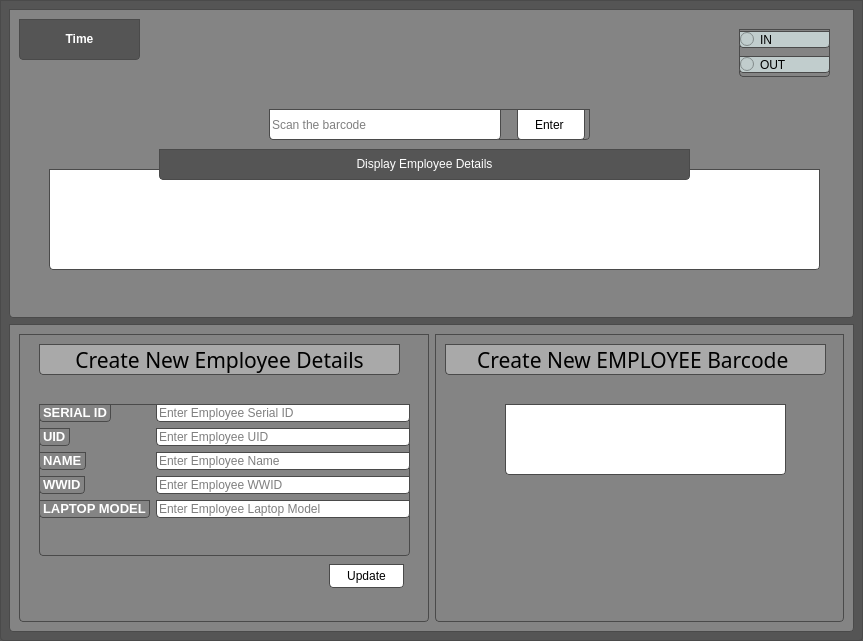
Above: Ui_app_rc2.ui from Ananda-prime/BarcodeScanner before the change. Below: the same form after it.
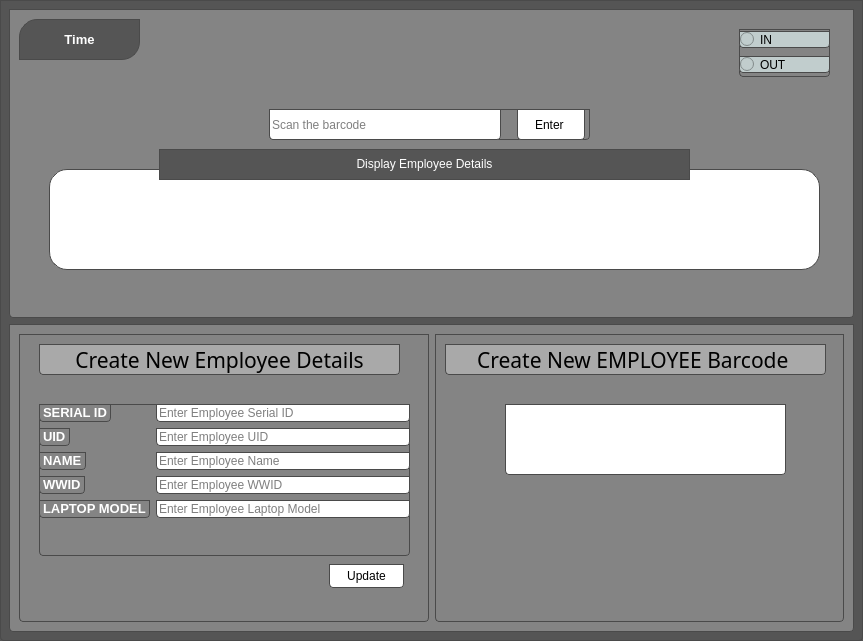
That is the form after the change.

The edit to the form file:
```diff
--- a/Ui_app_rc2.ui
+++ b/Ui_app_rc2.ui
@@ -55,7 +55,12 @@
         </font>
        </property>
        <property name="styleSheet">
-        <string notr="true">background-color: rgb(255, 255, 255);</string>
+        <string notr="true">background-color: rgb(255, 255, 255);
+
+border-top-left-radius: 18px;
+border-top-right-radius: 18px;
+border-bottom-right-radius: 18px;
+border-bottom-left-radius: 18px;</string>
        </property>
        <property name="text">
         <string/>
@@ -107,7 +112,12 @@
        </property>
        <property name="styleSheet">
         <string notr="true">background-color: rgb(85, 85, 85);
-font: 900 9pt &quot;Arial Black&quot;;</string>
+font: 900 9pt &quot;Arial Black&quot;;
+
+border-top-left-radius: 0px;
+border-top-right-radius: 0px;
+border-bottom-right-radius: 0px;
+border-bottom-left-radius: 0px;</string>
        </property>
        <property name="frameShadow">
         <enum>QFrame::Plain</enum>
@@ -131,8 +141,19 @@
          <height>41</height>
         </rect>
        </property>
+       <property name="font">
+        <font>
+         <pointsize>10</pointsize>
+         <bold>true</bold>
+        </font>
+       </property>
        <property name="styleSheet">
-        <string notr="true">background-color: rgb(85, 85, 85);</string>
+        <string notr="true">background-color: rgb(85, 85, 85);
+
+border-top-left-radius: 18px;
+border-top-right-radius: 0px;
+border-bottom-right-radius: 18px;
+border-bottom-left-radius: 0px;</string>
        </property>
        <property name="text">
         <string>&lt;html&gt;&lt;head/&gt;&lt;body&gt;&lt;p&gt;&lt;span style=&quot; font-weight:700; color:#ffffff;&quot;&gt;Time&lt;/span&gt;&lt;/p&gt;&lt;/body&gt;&lt;/html&gt;</string>
```
